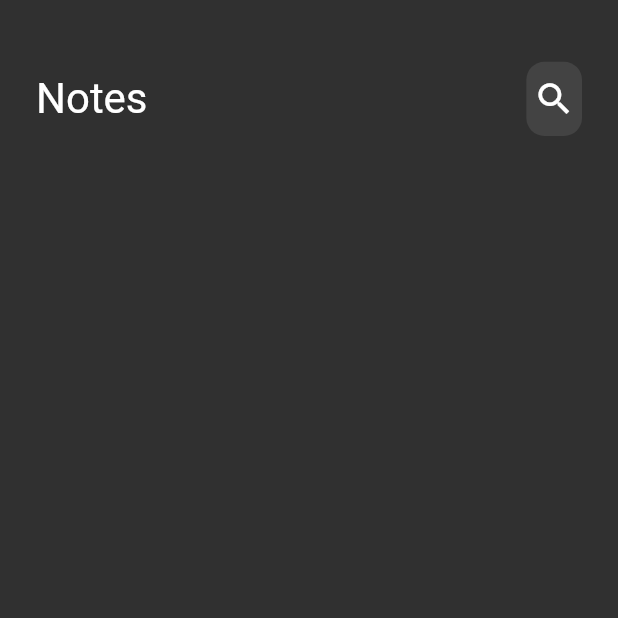
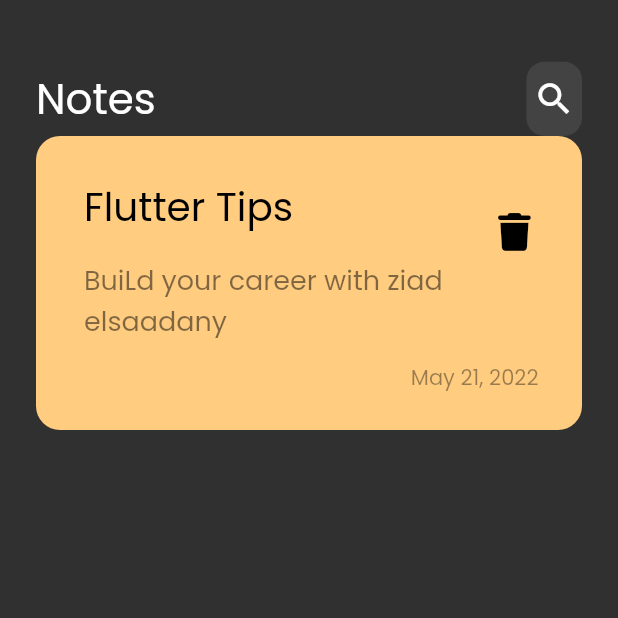
Before and after one commit to ZiadElsaadany/notes_app, a Flutter app: the screen it shows after launch, on a phone screen of 412 x 824 dp, the top half of it. Run offline on Flutter 3.47's test engine with Material 2 defaults, Android fonts, the phone set to English and light mode, and no system bars; our stand-ins replace font_awesome_flutter.

Commit message:
create custom note item and add poppins font

```diff
--- a/lib/main.dart
+++ b/lib/main.dart
@@ -13,7 +13,8 @@ class NotesApp extends StatelessWidget {
     return MaterialApp
       (
       theme: ThemeData(
-        brightness: Brightness.dark
+        brightness: Brightness.dark,
+        fontFamily: 'Poppins'
       ),
       title: 'Notes App',
       home: NotesView(),
--- /dev/null
+++ b/lib/view/widgets/note_item.dart
@@ -0,0 +1,51 @@
+import 'package:flutter/material.dart';
+import 'package:font_awesome_flutter/font_awesome_flutter.dart';
+
+class CustomNoteItem extends StatelessWidget {
+  const CustomNoteItem({Key? key}) : super(key: key);
+
+  @override
+  Widget build(BuildContext context) {
+    return Container(
+      padding: const EdgeInsets.only(top: 24, bottom: 24  ,left: 16, right: 5),
+      decoration: BoxDecoration (
+        color: const Color(0xffFFCC80),
+        borderRadius: BorderRadius.circular(16)
+      ),
+      child: Column(
+        crossAxisAlignment: CrossAxisAlignment.end,
+        children: [
+          ListTile(
+            title:const Text( 'Flutter Tips',
+            style: TextStyle(
+              fontSize: 26,
+              color: Colors.black
+            ),),
+
+            subtitle:  Padding(
+              padding: const EdgeInsets.only(top: 16.0),
+              child: Text('BuiLd your career with ziad elsaadany',style: TextStyle(
+                fontSize: 18,
+                  color: Colors.black.withOpacity(0.5)
+              ),),
+            ),
+            trailing: IconButton(
+              onPressed: ( ) { } ,
+              icon:const Icon( FontAwesomeIcons.trash,
+                color: Colors.black,
+                size: 25,
+              )
+            ),
+          ),
+          Padding(
+            padding: const EdgeInsets.only(right:24.0,top: 10),
+            child: Text('May 21, 2022',style: TextStyle(
+                color: Colors.black.withOpacity(0.4)
+            ),),
+          )
+
+        ],
+      ),
+    );
+  }
+}
--- a/lib/view/widgets/notes_view_body.dart
+++ b/lib/view/widgets/notes_view_body.dart
@@ -1,4 +1,5 @@
 import 'package:flutter/material.dart';
+import 'package:notes_app/view/widgets/note_item.dart';
 
 import 'custom_app_bar.dart';
 
@@ -12,7 +13,8 @@ class NotesViewBody extends StatelessWidget {
       child: Column(
         children:  [
           SizedBox(height: MediaQuery.of(context).size.height*0.05,),
-          CustomAppBar(),
+          const CustomAppBar(),
+          const CustomNoteItem(),
         ],
       ),
     );
```
Also changed, not shown: pubspec.yaml (+6 -6 lines), assets/fonts/Poppins-Regular.ttf (added), pubspec.lock.
